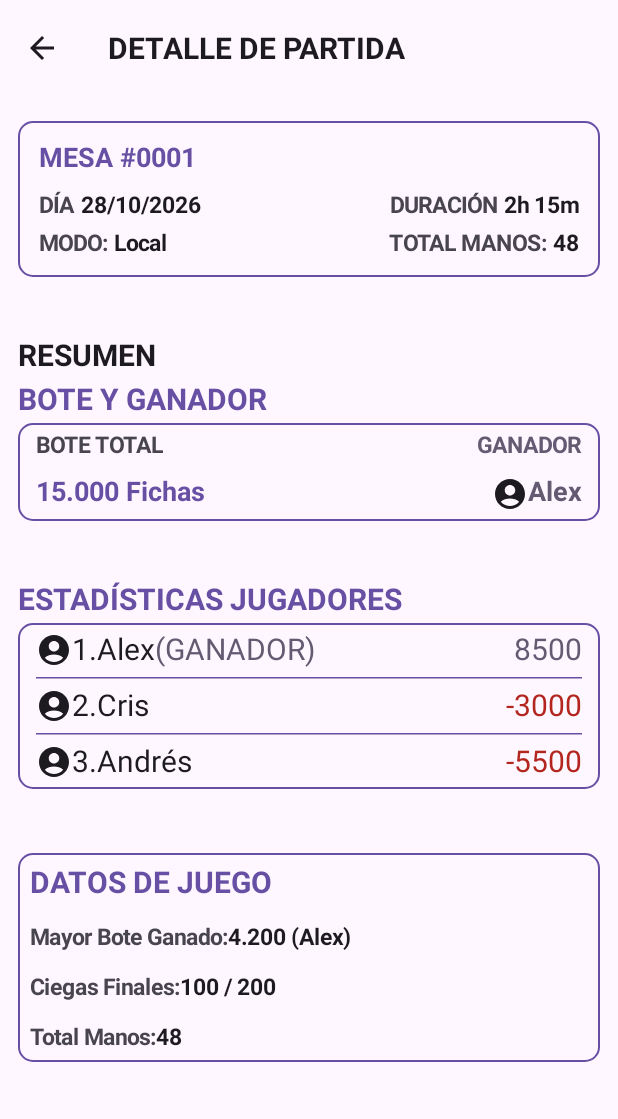
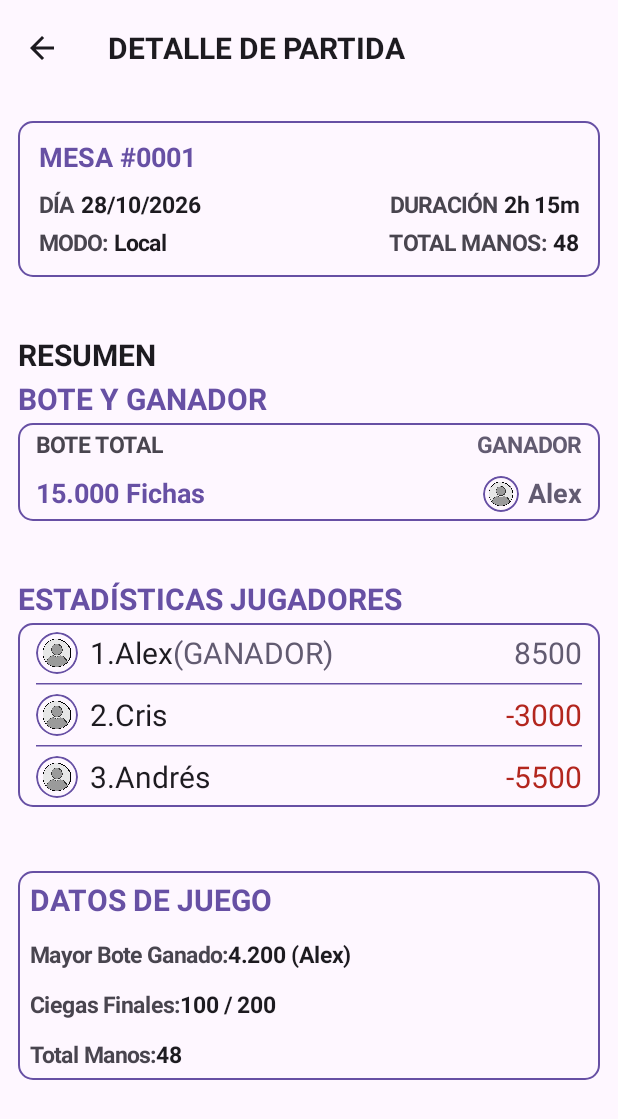
Before and after one commit to MacoyoAMP/PocketPoker, an Android app built with Jetpack Compose: the @Preview function PantallaDetallePartidaPreview, on a phone screen of 412 x 824 dp. Shown: the top 1119 px of the screen. Run offline under Robolectric (Android 15) with nearby library versions, the phone set to English and light mode, and no system bars.

Commit message:
Creación de avatares con png

```diff
--- a/app/src/main/java/com/example/pocketpoker/MainActivity.kt
+++ b/app/src/main/java/com/example/pocketpoker/MainActivity.kt
@@ -7,6 +7,7 @@ import androidx.compose.foundation.layout.fillMaxSize
 import androidx.compose.material3.Surface
 import androidx.compose.ui.Modifier
 import androidx.compose.ui.graphics.Color
+import com.example.pocketpoker.ui.pages.PantallaDetallePartida
 import com.example.pocketpoker.ui.pages.PantallaHistorial
 import com.example.pocketpoker.ui.theme.PocketPokerTheme
 
@@ -19,7 +20,7 @@ class MainActivity : ComponentActivity() {
                     modifier = Modifier.fillMaxSize(),
                     color = Color(0xFF0B141D)
                 ) {
-                    PantallaHistorial()
+                    PantallaDetallePartida()
                 }
             }
         }
--- /dev/null
+++ b/app/src/main/java/com/example/pocketpoker/ui/components/AvatarJugador.kt
@@ -0,0 +1,48 @@
+package com.example.pocketpoker.ui.components
+
+import androidx.compose.foundation.BorderStroke
+import androidx.compose.foundation.Image
+import androidx.compose.foundation.border
+import androidx.compose.foundation.layout.size
+import androidx.compose.foundation.shape.CircleShape
+import androidx.compose.material3.MaterialTheme
+import androidx.compose.runtime.Composable
+import androidx.compose.ui.Modifier
+import androidx.compose.ui.draw.clip
+import androidx.compose.ui.layout.ContentScale
+import androidx.compose.ui.res.painterResource
+import androidx.compose.ui.res.stringResource
+import androidx.compose.ui.tooling.preview.Preview
+import androidx.compose.ui.unit.dp
+import com.example.pocketpoker.R
+import com.example.pocketpoker.ui.components.states.AvatarJugadorState
+
+@Composable
+fun AvatarJugador(
+    state: AvatarJugadorState,
+    modifier: Modifier = Modifier
+) {
+    Image(
+        painter = painterResource(id = state.imagenRes),
+        contentDescription = stringResource(R.string.cd_avatar_jugador, state.nombreJugador),
+        contentScale = ContentScale.Crop,
+        modifier = modifier
+            .size(state.tamano)
+            .clip(CircleShape)
+            .border(
+                border = BorderStroke(1.dp, MaterialTheme.colorScheme.primary),
+                shape = CircleShape
+            )
+    )
+}
+
+@Preview(showBackground = true)
+@Composable
+fun AvatarJugadorPreview() {
+    AvatarJugador(
+        state = AvatarJugadorState(
+            imagenRes = R.drawable.png_perfil,
+            nombreJugador = "Alex"
+        )
+    )
+}
--- a/app/src/main/java/com/example/pocketpoker/ui/components/TarjetaBoteGanador.kt
+++ b/app/src/main/java/com/example/pocketpoker/ui/components/TarjetaBoteGanador.kt
@@ -7,15 +7,14 @@ import androidx.compose.foundation.layout.Row
 import androidx.compose.foundation.layout.Spacer
 import androidx.compose.foundation.layout.fillMaxWidth
 import androidx.compose.foundation.layout.padding
+import androidx.compose.foundation.layout.width
 import androidx.compose.foundation.shape.RoundedCornerShape
-import androidx.compose.material.icons.Icons
-import androidx.compose.material.icons.filled.AccountCircle
 import androidx.compose.material3.Card
 import androidx.compose.material3.CardDefaults
-import androidx.compose.material3.Icon
 import androidx.compose.material3.MaterialTheme
 import androidx.compose.material3.Text
 import androidx.compose.runtime.Composable
+import androidx.compose.ui.Alignment
 import androidx.compose.ui.Modifier
 import androidx.compose.ui.res.stringResource
 import androidx.compose.ui.text.font.FontWeight
@@ -23,6 +22,7 @@ import androidx.compose.ui.tooling.preview.Preview
 import androidx.compose.ui.unit.dp
 import androidx.compose.ui.unit.sp
 import com.example.pocketpoker.R
+import com.example.pocketpoker.ui.components.states.AvatarJugadorState
 import com.example.pocketpoker.ui.components.states.TarjetaBoteGanadorState
 
 @Composable
@@ -69,7 +69,8 @@ fun TarjetaBoteGanador(
                 Row(
                     modifier = Modifier
                         .fillMaxWidth()
-                        .padding(horizontal = 12.dp, vertical = 6.dp)
+                        .padding(horizontal = 12.dp, vertical = 6.dp),
+                    verticalAlignment = Alignment.CenterVertically
                 ) {
                     Text(
                         text = state.boteTotal,
@@ -78,11 +79,13 @@ fun TarjetaBoteGanador(
                         fontSize = 18.sp
                     )
                     Spacer(modifier = Modifier.weight(1f))
-                    Icon(
-                        imageVector = Icons.Default.AccountCircle,
-                        contentDescription = stringResource(R.string.cd_foto_perfil),
-                        tint = MaterialTheme.colorScheme.onSurface
+                    AvatarJugador(
+                        state = AvatarJugadorState(
+                            nombreJugador = state.ganadorNombre,
+                            tamano = 24.dp
+                        )
                     )
+                    Spacer(modifier = Modifier.width(6.dp))
                     Text(
                         text = state.ganadorNombre,
                         color = MaterialTheme.colorScheme.secondary,
--- a/app/src/main/java/com/example/pocketpoker/ui/components/TarjetaEstadisticasJugadores.kt
+++ b/app/src/main/java/com/example/pocketpoker/ui/components/TarjetaEstadisticasJugadores.kt
@@ -6,23 +6,22 @@ import androidx.compose.foundation.layout.Row
 import androidx.compose.foundation.layout.Spacer
 import androidx.compose.foundation.layout.fillMaxWidth
 import androidx.compose.foundation.layout.padding
+import androidx.compose.foundation.layout.width
 import androidx.compose.foundation.shape.RoundedCornerShape
-import androidx.compose.material.icons.Icons
-import androidx.compose.material.icons.filled.AccountCircle
 import androidx.compose.material3.Card
 import androidx.compose.material3.CardDefaults
 import androidx.compose.material3.HorizontalDivider
-import androidx.compose.material3.Icon
 import androidx.compose.material3.MaterialTheme
 import androidx.compose.material3.Text
 import androidx.compose.runtime.Composable
+import androidx.compose.ui.Alignment
 import androidx.compose.ui.Modifier
 import androidx.compose.ui.res.stringResource
-import androidx.compose.ui.text.font.FontWeight
 import androidx.compose.ui.tooling.preview.Preview
 import androidx.compose.ui.unit.dp
 import androidx.compose.ui.unit.sp
 import com.example.pocketpoker.R
+import com.example.pocketpoker.ui.components.states.AvatarJugadorState
 import com.example.pocketpoker.ui.components.states.JugadorEstadisticaState
 import com.example.pocketpoker.ui.components.states.TarjetaEstadisticasJugadoresState
 
@@ -52,13 +51,16 @@ fun TarjetaEstadisticasJugadores(
                     Row(
                         modifier = Modifier
                             .fillMaxWidth()
-                            .padding(horizontal = 12.dp, vertical = 6.dp)
+                            .padding(horizontal = 12.dp, vertical = 6.dp),
+                        verticalAlignment = Alignment.CenterVertically
                     ) {
-                        Icon(
-                            imageVector = Icons.Default.AccountCircle,
-                            contentDescription = stringResource(R.string.cd_foto_perfil),
-                            tint = MaterialTheme.colorScheme.onSurface
+                        AvatarJugador(
+                            state = AvatarJugadorState(
+                                nombreJugador = jugador.nombre,
+                                tamano = 28.dp
+                            )
                         )
+                        Spacer(modifier = Modifier.width(8.dp))
                         Text(
                             text = "${index + 1}.${jugador.nombre}",
                             color = MaterialTheme.colorScheme.onSurface,
--- /dev/null
+++ b/app/src/main/java/com/example/pocketpoker/ui/components/states/AvatarJugadorState.kt
@@ -0,0 +1,12 @@
+package com.example.pocketpoker.ui.components.states
+
+import androidx.annotation.DrawableRes
+import androidx.compose.ui.unit.Dp
+import androidx.compose.ui.unit.dp
+import com.example.pocketpoker.R
+
+data class AvatarJugadorState(
+    @DrawableRes val imagenRes: Int = R.drawable.png_perfil,
+    val nombreJugador: String,
+    val tamano: Dp = 28.dp
+)
--- a/app/src/main/res/values/strings.xml
+++ b/app/src/main/res/values/strings.xml
@@ -29,4 +29,6 @@
     <!-- Accesibilidad -->
     <string name="cd_volver">Volver</string>
     <string name="cd_foto_perfil">Foto de perfil</string>
+
+    <string name="cd_avatar_jugador">Avatar de %1$s</string>
 </resources>
```
Also changed, not shown: app/src/main/res/drawable/png_perfil.png (added).
